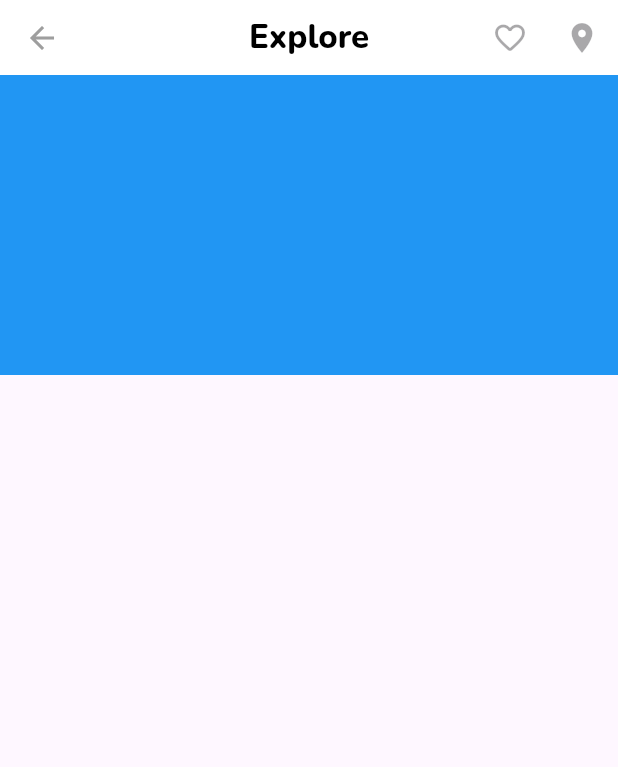
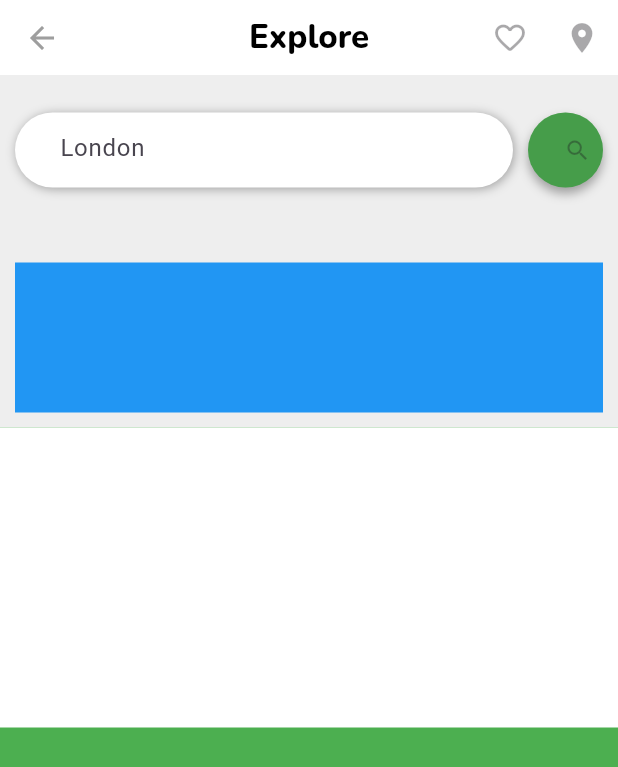
Before and after one commit to e-mandy/hotels_booking, a Flutter app: the screen it shows after launch, on a phone screen of 412 x 824 dp. Shown: the top 767 px of the screen. Run offline on Flutter 3.47's test engine with Material 3 defaults, Android fonts, the phone set to English and light mode, and no system bars; our stand-ins replace google_fonts.

```diff
--- a/lib/main.dart
+++ b/lib/main.dart
@@ -24,14 +24,16 @@ class HomePage extends StatelessWidget {
   Widget build(BuildContext context) {
     return Scaffold(
       appBar: MyAppBar(),
-      body: SingleChildScrollView(
+      body: Container(
+        color: Colors.green,
         child: Column(
           children: [
             SearchSection(),
+            HotelSection()
           ]
-        )
+        ),
       )
-      );
+    );
   }
 }
 
@@ -72,8 +74,70 @@ class SearchSection extends StatelessWidget {
   @override
   Widget build(BuildContext context) {
     return Container(
-      color: Colors.blue,
-      height: 200
+      color: Colors.grey[200],
+      padding: EdgeInsets.fromLTRB(10, 25, 10, 10),
+      child: Column(
+        children: [
+          Row(
+            children: [
+              Expanded(child: Container(
+                padding: EdgeInsets.only(left: 20),
+                decoration: BoxDecoration(
+                  color: Colors.white,
+                  borderRadius: BorderRadius.circular(30),
+                  boxShadow: [
+                    BoxShadow(
+                      color: Colors.grey,
+                      blurRadius: 5,
+                      offset: Offset(1, 1)
+                    )
+                  ]
+                ),
+
+                height: 50,
+                child: TextField(
+                  decoration: InputDecoration(
+                    hintText: "London",
+                    contentPadding: EdgeInsets.all(10),
+                    border: InputBorder.none
+                  ),
+                ),
+              )),
+              SizedBox(width: 10),
+              Container(
+                height: 50,
+                width: 50,
+                decoration: BoxDecoration(
+                  color: Colors.green,
+                  boxShadow: [
+                    BoxShadow(
+                      color: Colors.grey,
+                      blurRadius: 5,
+                      offset: Offset(0, 4)
+                    )
+                  ],
+                  borderRadius: BorderRadius.all(
+                    Radius.circular(25)
+                  )
+                ),
+                child: ElevatedButton(
+                  onPressed: null,
+                  child: Icon(Icons.search),
+                  style: ElevatedButton.styleFrom(
+                    shape: CircleBorder(),
+
+                  )
+                )
+              )
+            ],
+          ),
+          SizedBox(height: 50,),
+          Container(
+            color: Colors.blue,
+            height: 100
+          )
+        ],
+      )
     );
   }
 }
@@ -84,7 +148,7 @@ class HotelSection extends StatelessWidget {
   @override
   Widget build(BuildContext context) {
     return Container(
-      color: Colors.blue,
+      color: Colors.white,
       height: 200
     );
   }
```
